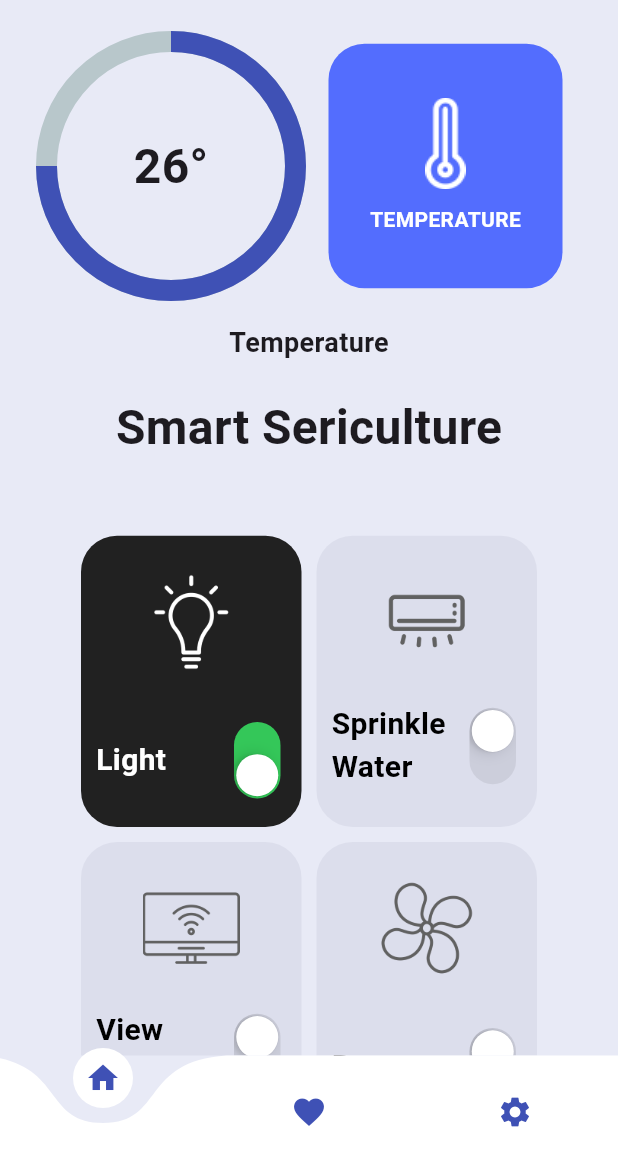
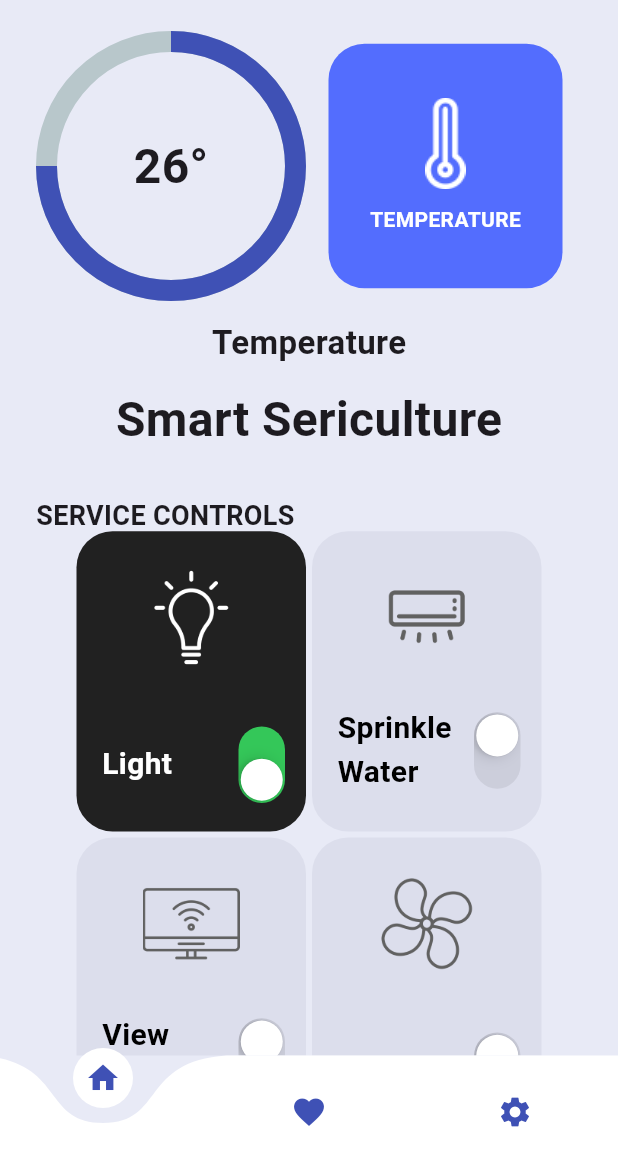
Before and after one commit to mukunth-j/hack_elite, a Flutter app: the screen it shows after launch, on a phone screen of 412 x 824 dp, the part 68-1236 px from its top. Run offline on Flutter 3.47's test engine with Material 3 defaults, Android fonts, the phone set to English and light mode, and no system bars; drawn by our look-alikes of curved_navigation_bar, percent_indicator; our stand-ins replace firebase_core; accounts and stored records are empty.

Commit message:
after dart-fix

```diff
--- a/lib/main.dart
+++ b/lib/main.dart
@@ -1,6 +1,4 @@
-import 'package:flutter/cupertino.dart';
 import 'package:flutter/material.dart';
-import 'package:flutter/rendering.dart';
 import 'pages/homepage.dart';
 
 void main() {
--- a/lib/pages/homepage.dart
+++ b/lib/pages/homepage.dart
@@ -34,8 +34,8 @@
       bottomNavigationBar: CurvedNavigationBar(
         backgroundColor: Colors.indigo.shade50,
         color: Colors.white,
-        animationDuration: Duration(milliseconds: 300),
-        items: [
+        animationDuration: const Duration(milliseconds: 300),
+        items: const [
           Icon(Icons.home, color: Colors.indigo),
           Icon(Icons.favorite, color: Colors.indigo),
           Icon(Icons.settings, color: Colors.indigo)
@@ -48,9 +48,9 @@
             mainAxisAlignment: MainAxisAlignment.start,
             crossAxisAlignment: CrossAxisAlignment.start,
             children: [
-              Row(
+              const Row(
                 mainAxisAlignment: MainAxisAlignment.spaceBetween,
-                children: const [
+                children: [
                   Text(
                     'HI HACK ELITE',
                     style: TextStyle(
@@ -113,17 +113,17 @@
                         ),
                       ),
                     ),
-                    const SizedBox(height: 15),
+                    const SizedBox(height: 12),
                     const Center(
                       child: Text(
                         'Temperature',
                         style: TextStyle(
-                          fontSize: 18,
+                          fontSize: 22,
                           fontWeight: FontWeight.bold,
                         ),
                       ),
                     ),
-                    const SizedBox(height: 20),
+                    const SizedBox(height: 13),
                     const Center(
                       child: Text(
                         'Smart Sericulture',
@@ -133,15 +133,15 @@
                         ),
                       ),
                     ),
-                    const SizedBox(height: 48),
+                    const SizedBox(height: 28),
                     const Text(
                       'SERVICE CONTROLS',
                       style: TextStyle(
-                        fontSize: 14,
+                        fontSize: 18,
                         fontWeight: FontWeight.bold,
                       ),
                     ),
-                    const SizedBox(height: 16),
+                    const SizedBox(height: 28),
                   ],
                 ),
               ),
--- a/lib/util/smart_device_box.dart
+++ b/lib/util/smart_device_box.dart
@@ -20,11 +20,13 @@
   @override
   Widget build(BuildContext context) {
     return Padding(
-      padding: const EdgeInsets.all(5.0),
+      padding: const EdgeInsets.all(2.0),
       child: Container(
         decoration: BoxDecoration(
           borderRadius: BorderRadius.circular(24),
-          color: powerOn ? Colors.grey[900] : Color.fromARGB(44, 164, 167, 189),
+          color: powerOn
+              ? Colors.grey[900]
+              : const Color.fromARGB(44, 164, 167, 189),
         ),
         child: Padding(
           padding: const EdgeInsets.symmetric(vertical: 25.0),
@@ -43,7 +45,7 @@
                 children: [
                   Expanded(
                     child: Padding(
-                      padding: const EdgeInsets.only(left: 10.0),
+                      padding: const EdgeInsets.only(left: 17.0),
                       child: Text(
                         smartDeviceName,
                         style: TextStyle(
```
Also changed, not shown: lib/pages/temperature.dart (+6 -9 lines).
